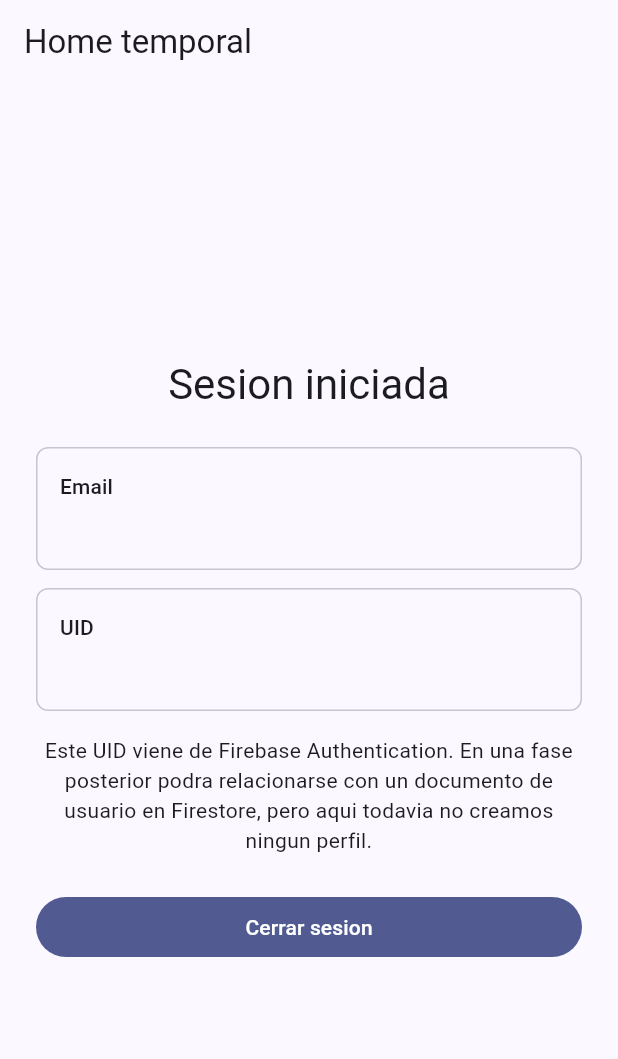
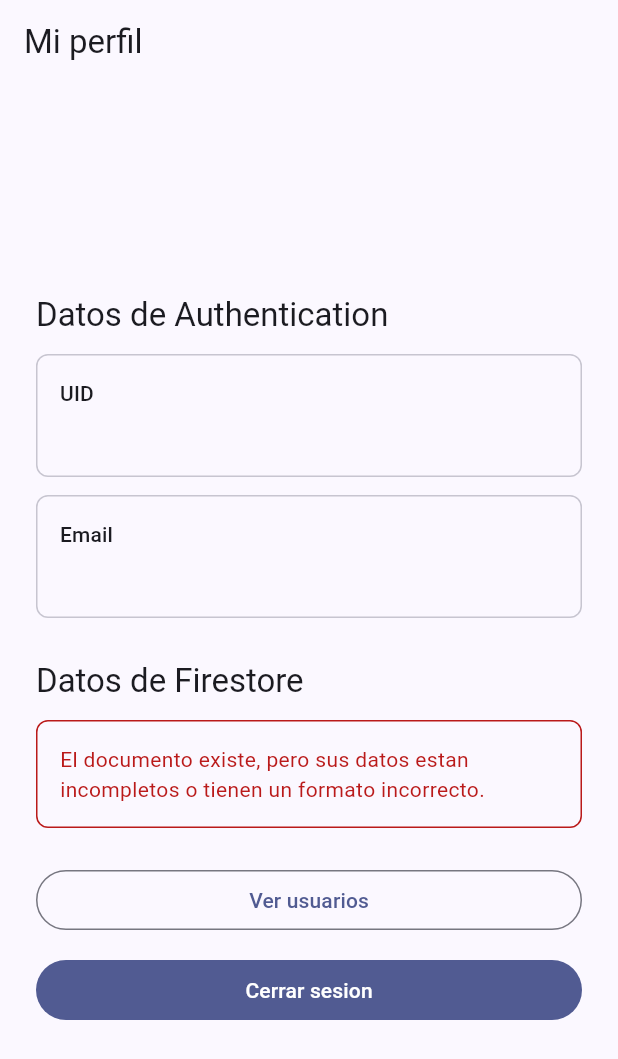
Before and after one commit to diegonais/crudUsers, a Flutter app: the screen it shows once a user with an empty profile is signed in, on a phone screen of 412 x 824 dp. Shown: the top 1059 px of the screen. Run offline on Flutter 3.47's test engine with Material 3 defaults, Android fonts, the light colour scheme and no system bars; our stand-ins replace cloud_firestore, firebase_auth, firebase_core; accounts and stored records are empty.

Commit message:
feat(firebase): agregar fase 3 de Firestore y guias educativas
Resumen:

- Integra cloud_firestore con modelo AppUser, UserService y lectura en tiempo real del perfil.

- Agrega pantalla de directorio de usuarios basada en user_directory y reglas minimas de Firestore.

- Configura archivos locales de Firebase CLI para reglas sin desplegarlas.

- Documenta las fases 1, 2 y 3 como recursos educativos del proyecto.

Validacion:

- flutter analyze

- flutter test

```diff
--- /dev/null
+++ b/lib/models/app_user.dart
@@ -0,0 +1,131 @@
+import 'package:cloud_firestore/cloud_firestore.dart';
+
+class AppUser {
+  const AppUser({
+    required this.uid,
+    required this.name,
+    required this.email,
+    required this.role,
+    required this.active,
+    required this.createdAt,
+    required this.updatedAt,
+  });
+
+  final String uid;
+  final String name;
+  final String email;
+
+  // Por ahora el rol almacenado en Firestore es informacion del perfil.
+  // En una fase posterior implementaremos autorizacion real mediante
+  // Firebase Authentication Custom Claims y Security Rules.
+  // No debemos confiar unicamente en este campo para proteger operaciones.
+  final String role;
+  final bool active;
+  final DateTime createdAt;
+  final DateTime updatedAt;
+
+  factory AppUser.fromFirestore(
+    DocumentSnapshot<Map<String, dynamic>> snapshot,
+  ) {
+    // DocumentSnapshot representa una "foto" de un documento concreto de
+    // Firestore en un momento determinado. exists nos dice si el documento
+    // user_profiles/{uid} realmente existe antes de intentar leer data().
+    if (!snapshot.exists) {
+      throw const FormatException('El documento del perfil no existe.');
+    }
+
+    // data() devuelve los campos del documento como Map<String, dynamic>.
+    // Convertimos ese Map a AppUser para que el resto de la app trabaje con
+    // propiedades tipadas en lugar de repetir llaves de texto por todas partes.
+    final data = snapshot.data();
+    if (data == null) {
+      throw const FormatException('El documento del perfil no tiene datos.');
+    }
+
+    return AppUser(
+      uid: _readString(data, 'uid'),
+      name: _readString(data, 'name'),
+      email: _readString(data, 'email'),
+      role: _readString(data, 'role'),
+      active: _readBool(data, 'active'),
+      createdAt: _readTimestamp(data, 'createdAt'),
+      updatedAt: _readTimestamp(data, 'updatedAt'),
+    );
+  }
+
+  Map<String, dynamic> toFirestore() {
+    // Timestamp es el tipo de fecha/hora propio de Firestore. En el modelo
+    // usamos DateTime porque es comodo en Dart, y al guardar lo transformamos.
+    return {
+      'uid': uid,
+      'name': name,
+      'email': email,
+      'role': role,
+      'active': active,
+      'createdAt': Timestamp.fromDate(createdAt),
+      'updatedAt': Timestamp.fromDate(updatedAt),
+    };
+  }
+
+  static String _readString(Map<String, dynamic> data, String field) {
+    final value = data[field];
+    if (value is String && value.trim().isNotEmpty) {
+      return value;
+    }
+
+    throw FormatException('El campo "$field" falta o no es texto valido.');
+  }
+
+  static bool _readBool(Map<String, dynamic> data, String field) {
+    final value = data[field];
+    if (value is bool) {
+      return value;
+    }
+
+    throw FormatException('El campo "$field" falta o no es booleano.');
+  }
+
+  static DateTime _readTimestamp(Map<String, dynamic> data, String field) {
+    final value = data[field];
+    if (value is Timestamp) {
+      return value.toDate();
+    }
+
+    throw FormatException('El campo "$field" falta o no es Timestamp.');
+  }
+}
+
+class UserDirectoryEntry {
+  const UserDirectoryEntry({
+    required this.uid,
+    required this.name,
+    required this.role,
+  });
+
+  final String uid;
+  final String name;
+  final String role;
+
+  factory UserDirectoryEntry.fromFirestore(
+    QueryDocumentSnapshot<Map<String, dynamic>> snapshot,
+  ) {
+    // Cada documento dentro del QuerySnapshot del directorio se convierte a un
+    // modelo pequeno. Esta coleccion no incluye email ni estado interno.
+    final data = snapshot.data();
+
+    return UserDirectoryEntry(
+      uid: _readString(data, 'uid'),
+      name: _readString(data, 'name'),
+      role: _readString(data, 'role'),
+    );
+  }
+
+  static String _readString(Map<String, dynamic> data, String field) {
+    final value = data[field];
+    if (value is String && value.trim().isNotEmpty) {
+      return value;
+    }
+
+    throw FormatException('El campo "$field" falta o no es texto valido.');
+  }
+}
--- a/lib/screens/home_screen.dart
+++ b/lib/screens/home_screen.dart
@@ -1,14 +1,23 @@
 import 'package:firebase_auth/firebase_auth.dart';
 import 'package:flutter/material.dart';
 
+import '../models/app_user.dart';
 import '../services/auth_service.dart';
+import '../services/user_service.dart';
+import 'user_directory_screen.dart';
 
 class HomeScreen extends StatefulWidget {
-  const HomeScreen({super.key, required this.user, AuthService? authService})
-    : _authService = authService;
+  const HomeScreen({
+    super.key,
+    required this.user,
+    AuthService? authService,
+    UserService? userService,
+  }) : _authService = authService,
+       _userService = userService;
 
   final User user;
   final AuthService? _authService;
+  final UserService? _userService;
 
   @override
   State<HomeScreen> createState() => _HomeScreenState();
@@ -19,6 +28,7 @@ class _HomeScreenState extends State<HomeScreen> {
   String? _errorMessage;
 
   AuthService get _authService => widget._authService ?? AuthService();
+  UserService get _userService => widget._userService ?? UserService();
 
   Future<void> _signOut() async {
     setState(() {
@@ -55,39 +65,85 @@ class _HomeScreenState extends State<HomeScreen> {
     }
   }
 
+  void _openDirectory() {
+    Navigator.of(context).push(
+      MaterialPageRoute(
+        builder: (_) => UserDirectoryScreen(userService: _userService),
+      ),
+    );
+  }
+
   @override
   Widget build(BuildContext context) {
-    final email = widget.user.email ?? 'Sin email disponible';
+    final authEmail = widget.user.email ?? 'Sin email disponible';
 
     return Scaffold(
-      appBar: AppBar(title: const Text('Home temporal')),
+      appBar: AppBar(title: const Text('Mi perfil')),
       body: SafeArea(
         child: Center(
           child: SingleChildScrollView(
             padding: const EdgeInsets.all(24),
             child: ConstrainedBox(
-              constraints: const BoxConstraints(maxWidth: 560),
+              constraints: const BoxConstraints(maxWidth: 620),
               child: Column(
                 crossAxisAlignment: CrossAxisAlignment.stretch,
                 children: [
                   Text(
-                    'Sesion iniciada',
-                    style: Theme.of(context).textTheme.headlineMedium,
-                    textAlign: TextAlign.center,
+                    'Datos de Authentication',
+                    style: Theme.of(context).textTheme.titleLarge,
+                  ),
+                  const SizedBox(height: 12),
+                  _InfoTile(label: 'UID', value: widget.user.uid),
+                  const SizedBox(height: 12),
+                  _InfoTile(label: 'Email', value: authEmail),
+                  const SizedBox(height: 28),
+                  Text(
+                    'Datos de Firestore',
+                    style: Theme.of(context).textTheme.titleLarge,
+                  ),
+                  const SizedBox(height: 12),
+                  StreamBuilder<AppUser?>(
+                    stream: _userService.watchUserById(widget.user.uid),
+                    builder: (context, snapshot) {
+                      if (snapshot.connectionState == ConnectionState.waiting) {
+                        return const Center(child: CircularProgressIndicator());
+                      }
+
+                      if (snapshot.hasError) {
+                        return _MessageBox(
+                          message: UserService.readableFirestoreError(
+                            snapshot.error!,
+                          ),
+                          isError: true,
+                        );
+                      }
+
+                      final profile = snapshot.data;
+
+                      if (profile == null) {
+                        return const _MessageBox(
+                          message:
+                              'No se encontro un perfil asociado a esta cuenta.',
+                        );
+                      }
+
+                      return _ProfileDetails(profile: profile);
+                    },
                   ),
                   const SizedBox(height: 24),
-                  _InfoTile(label: 'Email', value: email),
+                  OutlinedButton(
+                    onPressed: _openDirectory,
+                    child: const Text('Ver usuarios'),
+                  ),
                   const SizedBox(height: 12),
-                  _InfoTile(label: 'UID', value: widget.user.uid),
-                  const SizedBox(height: 16),
-                  Text(
-                    // uid es el identificador unico que Firebase
-                    // Authentication asigna a esta cuenta. Mas adelante
-                    // podremos utilizar exactamente este UID como ID del
-                    // documento correspondiente en Firestore.
-                    'Este UID viene de Firebase Authentication. En una fase posterior podra relacionarse con un documento de usuario en Firestore, pero aqui todavia no creamos ningun perfil.',
-                    style: Theme.of(context).textTheme.bodyMedium,
-                    textAlign: TextAlign.center,
+                  FilledButton(
+                    onPressed: _isSigningOut ? null : _signOut,
+                    child: _isSigningOut
+                        ? const SizedBox.square(
+                            dimension: 20,
+                            child: CircularProgressIndicator(strokeWidth: 2),
+                          )
+                        : const Text('Cerrar sesion'),
                   ),
                   if (_errorMessage != null) ...[
                     const SizedBox(height: 16),
@@ -99,22 +155,43 @@ class _HomeScreenState extends State<HomeScreen> {
                       textAlign: TextAlign.center,
                     ),
                   ],
-                  const SizedBox(height: 24),
-                  FilledButton(
-                    onPressed: _isSigningOut ? null : _signOut,
-                    child: _isSigningOut
-                        ? const SizedBox.square(
-                            dimension: 20,
-                            child: CircularProgressIndicator(strokeWidth: 2),
-                          )
-                        : const Text('Cerrar sesion'),
-                  ),
                 ],
               ),
             ),
           ),
         ),
       ),
+    );
+  }
+}
+
+class _ProfileDetails extends StatelessWidget {
+  const _ProfileDetails({required this.profile});
+
+  final AppUser profile;
+
+  @override
+  Widget build(BuildContext context) {
+    return Column(
+      children: [
+        _InfoTile(label: 'Nombre', value: profile.name),
+        const SizedBox(height: 12),
+        _InfoTile(label: 'Email', value: profile.email),
+        const SizedBox(height: 12),
+        _InfoTile(label: 'UID', value: profile.uid),
+        const SizedBox(height: 12),
+        _InfoTile(label: 'Rol', value: profile.role),
+        const SizedBox(height: 12),
+        _InfoTile(
+          label: 'Estado',
+          value: profile.active ? 'Activo' : 'Inactivo',
+        ),
+        const SizedBox(height: 12),
+        _MessageBox(
+          message:
+              'El perfil viene de user_profiles/${profile.uid}. Si cambias este documento en Firebase Console, snapshots() emitira otro DocumentSnapshot y esta vista se actualizara.',
+        ),
+      ],
     );
   }
 }
@@ -146,3 +223,33 @@ class _InfoTile extends StatelessWidget {
     );
   }
 }
+
+class _MessageBox extends StatelessWidget {
+  const _MessageBox({required this.message, this.isError = false});
+
+  final String message;
+  final bool isError;
+
+  @override
+  Widget build(BuildContext context) {
+    return DecoratedBox(
+      decoration: BoxDecoration(
+        border: Border.all(
+          color: isError
+              ? Theme.of(context).colorScheme.error
+              : Theme.of(context).colorScheme.outlineVariant,
+        ),
+        borderRadius: BorderRadius.circular(8),
+      ),
+      child: Padding(
+        padding: const EdgeInsets.all(16),
+        child: Text(
+          message,
+          style: TextStyle(
+            color: isError ? Theme.of(context).colorScheme.error : null,
+          ),
+        ),
+      ),
+    );
+  }
+}
--- /dev/null
+++ b/lib/services/user_service.dart
@@ -0,0 +1,102 @@
+import 'package:cloud_firestore/cloud_firestore.dart';
+import 'package:flutter/foundation.dart';
+
+import '../models/app_user.dart';
+
+class UserService {
+  UserService({FirebaseFirestore? firestore})
+    : _firestore = firestore ?? FirebaseFirestore.instance;
+
+  // FirebaseFirestore.instance nos proporciona acceso al cliente de Cloud
+  // Firestore asociado al proyecto Firebase inicializado previamente mediante
+  // Firebase.initializeApp().
+  //
+  // FirebaseFirestore.instance
+  //   -> Cloud Firestore
+  //   -> colecciones
+  //   -> documentos
+  final FirebaseFirestore _firestore;
+
+  CollectionReference<Map<String, dynamic>> get _profilesCollection {
+    // CollectionReference representa una referencia a una coleccion, no los
+    // datos ya descargados. collection() apunta a esa coleccion: aqui
+    // user_profiles contiene un documento por cuenta autenticada.
+    return _firestore.collection('user_profiles');
+  }
+
+  CollectionReference<Map<String, dynamic>> get _directoryCollection {
+    // user_directory es una coleccion separada con datos limitados para listar
+    // usuarios sin descargar informacion interna como email o active.
+    return _firestore.collection('user_directory');
+  }
+
+  DocumentReference<Map<String, dynamic>> userProfileDocument(String uid) {
+    // DocumentReference representa la ubicacion de un documento concreto.
+    // doc(uid) no lee todavia; solo construye la ruta user_profiles/{uid}.
+    //
+    // Utilizamos el UID de Authentication como Document ID en Firestore.
+    // De esta manera relacionamos directamente:
+    // cuenta autenticada <-> perfil de aplicacion
+    // sin generar otro identificador ni hacer una consulta adicional.
+    return _profilesCollection.doc(uid);
+  }
+
+  Future<AppUser?> getUserById(String uid) async {
+    // get() hace una lectura unica: "dame el dato ahora una vez".
+    final snapshot = await userProfileDocument(uid).get();
+    if (!snapshot.exists) {
+      return null;
+    }
+
+    return AppUser.fromFirestore(snapshot);
+  }
+
+  Stream<AppUser?> watchUserById(String uid) {
+    // snapshots() mantiene una suscripcion activa al documento.
+    // Cuando Firestore detecta un cambio, el Stream emite un nuevo
+    // DocumentSnapshot y Flutter reconstruye la parte de la interfaz que lo usa.
+    return userProfileDocument(uid).snapshots().map((snapshot) {
+      if (!snapshot.exists) {
+        return null;
+      }
+
+      return AppUser.fromFirestore(snapshot);
+    });
+  }
+
+  Stream<List<UserDirectoryEntry>> watchUsers() {
+    // snapshots() sobre una coleccion emite QuerySnapshot. QuerySnapshot es el
+    // resultado de consultar varios documentos; docs contiene un snapshot por
+    // cada documento encontrado en user_directory.
+    return _directoryCollection.snapshots().map((snapshot) {
+      return snapshot.docs
+          .map(UserDirectoryEntry.fromFirestore)
+          .toList(growable: false);
+    });
+  }
+
+  static String readableFirestoreError(Object error) {
+    if (error is FirebaseException) {
+      debugPrint('FirebaseException de Firestore: ${error.code}');
+
+      switch (error.code) {
+        case 'permission-denied':
+          return 'Firestore rechazo la lectura. Revisa las Security Rules.';
+        case 'unavailable':
+          return 'No se pudo conectar con Firestore. Revisa tu conexion.';
+        case 'not-found':
+          return 'No se encontro el documento solicitado.';
+        default:
+          return 'Firestore no pudo completar la lectura. Intenta nuevamente.';
+      }
+    }
+
+    if (error is FormatException) {
+      debugPrint('Datos inconsistentes en Firestore: ${error.message}');
+      return 'El documento existe, pero sus datos estan incompletos o tienen un formato incorrecto.';
+    }
+
+    debugPrint('Error no esperado de Firestore: $error');
+    return 'Ocurrio un error al leer Firestore.';
+  }
+}
--- a/pubspec.yaml
+++ b/pubspec.yaml
@@ -36,6 +36,7 @@ dependencies:
   cupertino_icons: ^1.0.8
   firebase_core: ^4.13.0
   firebase_auth: ^6.5.7
+  cloud_firestore: ^6.8.0
 
 dev_dependencies:
   flutter_test:
```
Also changed, not shown: lib/screens/user_directory_screen.dart (added, +82 -0 lines), firebase.json, pubspec.lock, 8 other files.
